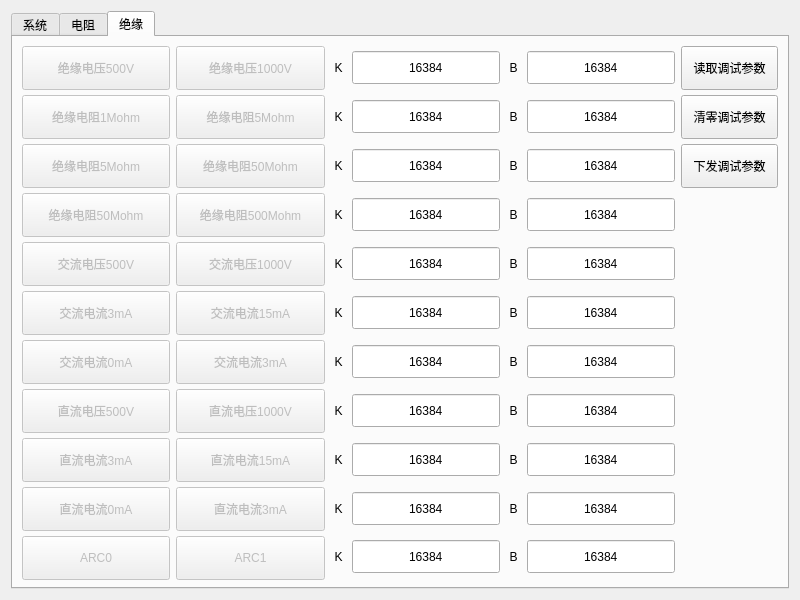
The window that WinBack.ui (bloglink/aip-tester) describes before a commit, drawn with Qt 5.
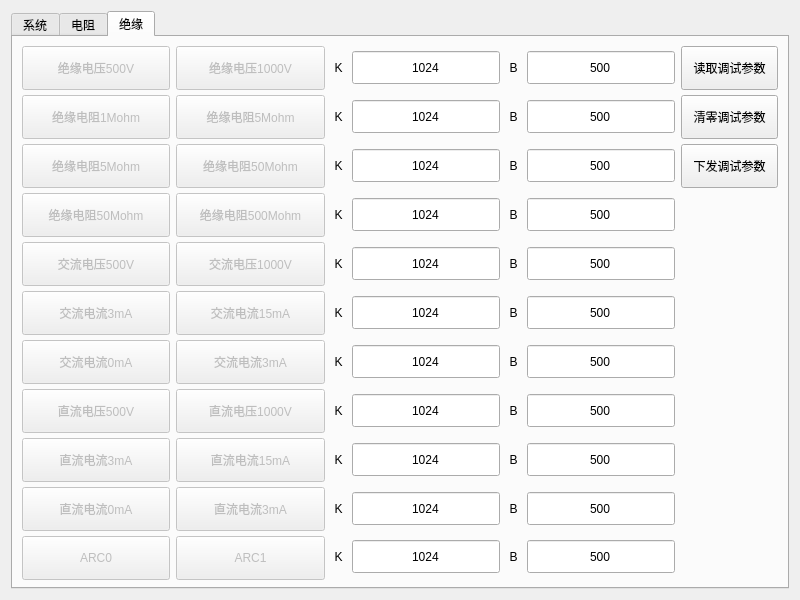
The same window after the commit.

Commit message: feat:(2.1.0.170320)后台模块添加绝缘KB值下发和清零

What changed in the file:
```diff
--- a/WinBack.ui
+++ b/WinBack.ui
@@ -1089,7 +1089,7 @@
           <double>65535.000000000000000</double>
          </property>
          <property name="value">
-          <double>16384.000000000000000</double>
+          <double>1024.000000000000000</double>
          </property>
         </widget>
        </item>
@@ -1139,7 +1139,7 @@
           <double>65535.000000000000000</double>
          </property>
          <property name="value">
-          <double>16384.000000000000000</double>
+          <double>500.000000000000000</double>
          </property>
         </widget>
        </item>
@@ -1246,7 +1246,7 @@
           <double>65535.000000000000000</double>
          </property>
          <property name="value">
-          <double>16384.000000000000000</double>
+          <double>1024.000000000000000</double>
          </property>
         </widget>
        </item>
@@ -1296,7 +1296,7 @@
           <double>65535.000000000000000</double>
          </property>
          <property name="value">
-          <double>16384.000000000000000</double>
+          <double>500.000000000000000</double>
          </property>
         </widget>
        </item>
@@ -1403,7 +1403,7 @@
           <double>65535.000000000000000</double>
          </property>
          <property name="value">
-          <double>16384.000000000000000</double>
+          <double>1024.000000000000000</double>
          </property>
         </widget>
        </item>
@@ -1453,7 +1453,7 @@
           <double>65535.000000000000000</double>
          </property>
          <property name="value">
-          <double>16384.000000000000000</double>
+          <double>500.000000000000000</double>
          </property>
         </widget>
        </item>
@@ -1560,7 +1560,7 @@
           <double>65535.000000000000000</double>
          </property>
          <property name="value">
-          <double>16384.000000000000000</double>
+          <double>1024.000000000000000</double>
          </property>
         </widget>
        </item>
@@ -1610,7 +1610,7 @@
           <double>65535.000000000000000</double>
          </property>
          <property name="value">
-          <double>16384.000000000000000</double>
+          <double>500.000000000000000</double>
          </property>
         </widget>
        </item>
@@ -1704,7 +1704,7 @@
           <double>65535.000000000000000</double>
          </property>
          <property name="value">
-          <double>16384.000000000000000</double>
+          <double>1024.000000000000000</double>
          </property>
         </widget>
        </item>
@@ -1754,7 +1754,7 @@
           <double>65535.000000000000000</double>
          </property>
          <property name="value">
-          <double>16384.000000000000000</double>
+          <double>500.000000000000000</double>
          </property>
         </widget>
        </item>
@@ -1848,7 +1848,7 @@
           <double>65535.000000000000000</double>
          </property>
          <property name="value">
-          <double>16384.000000000000000</double>
+          <double>1024.000000000000000</double>
          </property>
         </widget>
        </item>
@@ -1898,7 +1898,7 @@
           <double>65535.000000000000000</double>
          </property>
          <property name="value">
-          <double>16384.000000000000000</double>
+          <double>500.000000000000000</double>
          </property>
         </widget>
        </item>
@@ -1992,7 +1992,7 @@
           <double>65535.000000000000000</double>
          </property>
          <property name="value">
-          <double>16384.000000000000000</double>
+          <double>1024.000000000000000</double>
          </property>
         </widget>
        </item>
@@ -2042,7 +2042,7 @@
           <double>65535.000000000000000</double>
          </property>
          <property name="value">
-          <double>16384.000000000000000</double>
+          <double>500.000000000000000</double>
          </property>
         </widget>
        </item>
@@ -2136,7 +2136,7 @@
           <double>65535.000000000000000</double>
          </property>
          <property name="value">
-          <double>16384.000000000000000</double>
+          <double>1024.000000000000000</double>
          </property>
         </widget>
        </item>
@@ -2186,7 +2186,7 @@
           <double>65535.000000000000000</double>
          </property>
          <property name="value">
-          <double>16384.000000000000000</double>
+          <double>500.000000000000000</double>
          </property>
         </widget>
        </item>
@@ -2280,7 +2280,7 @@
           <double>65535.000000000000000</double>
          </property>
          <property name="value">
-          <double>16384.000000000000000</double>
+          <double>1024.000000000000000</double>
          </property>
         </widget>
        </item>
@@ -2330,7 +2330,7 @@
           <double>65535.000000000000000</double>
          </property>
          <property name="value">
-          <double>16384.000000000000000</double>
+          <double>500.000000000000000</double>
          </property>
         </widget>
        </item>
@@ -2424,7 +2424,7 @@
           <double>65535.000000000000000</double>
          </property>
          <property name="value">
-          <double>16384.000000000000000</double>
+          <double>1024.000000000000000</double>
          </property>
         </widget>
        </item>
@@ -2474,7 +2474,7 @@
           <double>65535.000000000000000</double>
          </property>
          <property name="value">
-          <double>16384.000000000000000</double>
+          <double>500.000000000000000</double>
          </property>
         </widget>
        </item>
@@ -2568,7 +2568,7 @@
           <double>65535.000000000000000</double>
          </property>
          <property name="value">
-          <double>16384.000000000000000</double>
+          <double>1024.000000000000000</double>
          </property>
         </widget>
        </item>
@@ -2618,7 +2618,7 @@
           <double>65535.000000000000000</double>
          </property>
          <property name="value">
-          <double>16384.000000000000000</double>
+          <double>500.000000000000000</double>
          </property>
         </widget>
        </item>
```
The commit also changes 1 other file.
